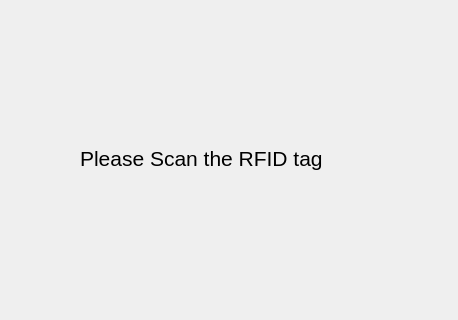
Qt form welcomeScreen.ui (anirudhkmitl/Smart-Locker) before a commit; both pictures show x 0 to 458 and y 102 to 422 of the 458 by 552 pixel window.
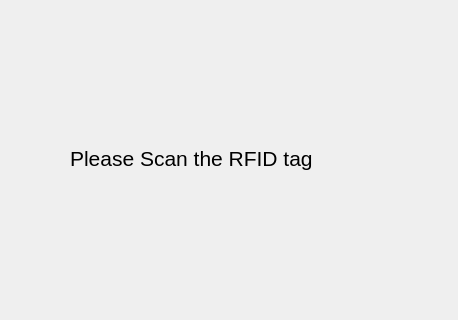
The same form after that commit.

Patch:
```diff
--- a/welcomeScreen.ui
+++ b/welcomeScreen.ui
@@ -16,7 +16,7 @@
   <widget class="QLabel" name="label">
    <property name="geometry">
     <rect>
-     <x>80</x>
+     <x>70</x>
      <y>200</y>
      <width>351</width>
      <height>121</height>
```
